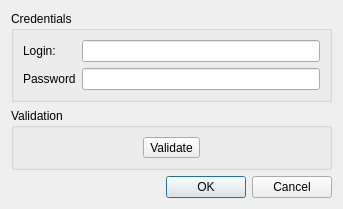
pawelsalawa/sqlitestudio, file trunk/SQLiteStudio3/SQLiteStudio/dialogs/bugreportlogindialog.ui: the form before one commit.
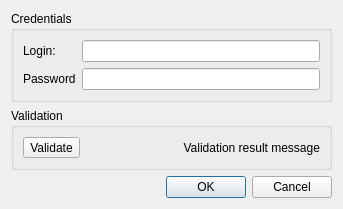
The form after the commit. Icons and pictures are not drawn.

What changed in the file:
```diff
--- a/trunk/SQLiteStudio3/SQLiteStudio/dialogs/bugreportlogindialog.ui
+++ b/trunk/SQLiteStudio3/SQLiteStudio/dialogs/bugreportlogindialog.ui
@@ -67,6 +67,16 @@
         </property>
        </widget>
       </item>
+      <item>
+       <widget class="QLabel" name="validationLabel">
+        <property name="text">
+         <string>Validation result message</string>
+        </property>
+        <property name="alignment">
+         <set>Qt::AlignRight|Qt::AlignTrailing|Qt::AlignVCenter</set>
+        </property>
+       </widget>
+      </item>
      </layout>
     </widget>
    </item>
```
Left out of the diff: 2 changed lines with no effect on the pictures.
